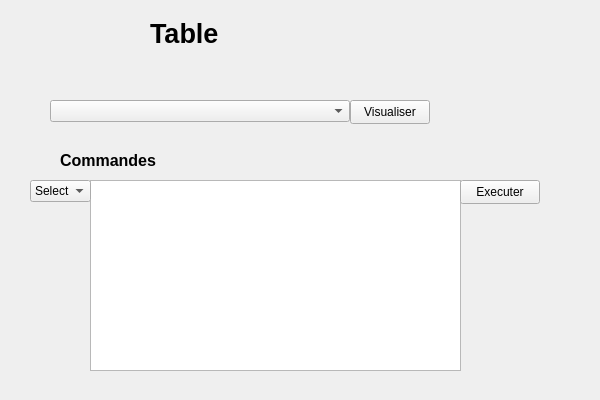
Old version of the form FrameworkQT/src/main/c++/fr/univtours/polytech/FrameworkQT/view/databasemanagementinterface.ui in the repository ChakSem/TPs-Plateformes-C-.
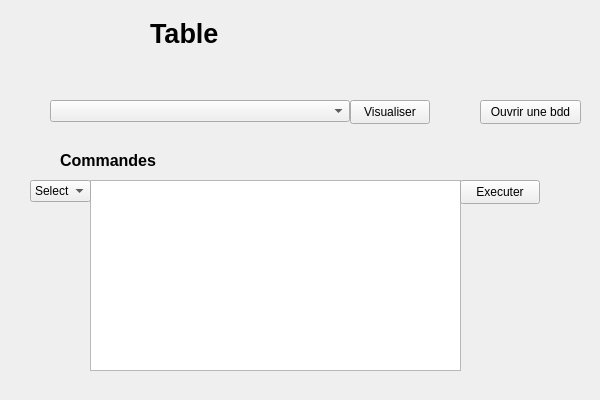
New version of the form.

The edit to the form file:
```diff
--- a/FrameworkQT/src/main/c++/fr/univtours/polytech/FrameworkQT/view/databasemanagementinterface.ui
+++ b/FrameworkQT/src/main/c++/fr/univtours/polytech/FrameworkQT/view/databasemanagementinterface.ui
@@ -124,6 +124,19 @@
     </property>
    </item>
   </widget>
+  <widget class="QPushButton" name="pushButtonOpenFromFiles">
+   <property name="geometry">
+    <rect>
+     <x>480</x>
+     <y>100</y>
+     <width>101</width>
+     <height>24</height>
+    </rect>
+   </property>
+   <property name="text">
+    <string>Ouvrir une bdd</string>
+   </property>
+  </widget>
  </widget>
  <resources/>
  <connections/>
```
Left out of the diff: 4 changed lines with no effect on the pictures.
